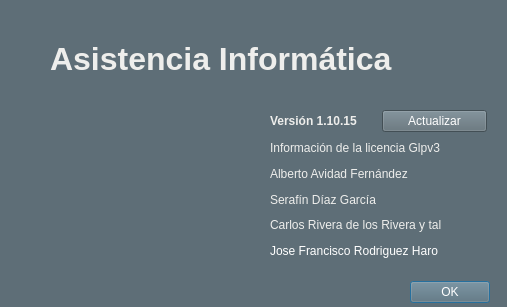
Old version of the form acercade/acerdade.ui in the repository grxdipgra/GrxMenu.
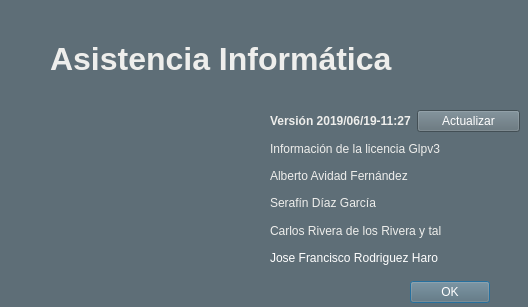
New version of the form. Icons and pictures are not drawn.

Diff of the .ui file:
```diff
--- a/acercade/acerdade.ui
+++ b/acercade/acerdade.ui
@@ -6,7 +6,7 @@
    <rect>
     <x>0</x>
     <y>0</y>
-    <width>507</width>
+    <width>528</width>
     <height>307</height>
    </rect>
   </property>
@@ -574,8 +574,8 @@
     <rect>
      <x>270</x>
      <y>110</y>
-     <width>217</width>
-     <height>151</height>
+     <width>250</width>
+     <height>158</height>
     </rect>
    </property>
    <layout class="QVBoxLayout" name="verticalLayout">
@@ -627,7 +627,7 @@
          </font>
         </property>
         <property name="text">
-         <string>Versión 1.10.15</string>
+<string>Versión 2019/06/19-11:27</string>
         </property>
        </widget>
       </item>
```
Left out of the diff: 3 changed lines with no effect on the pictures.
